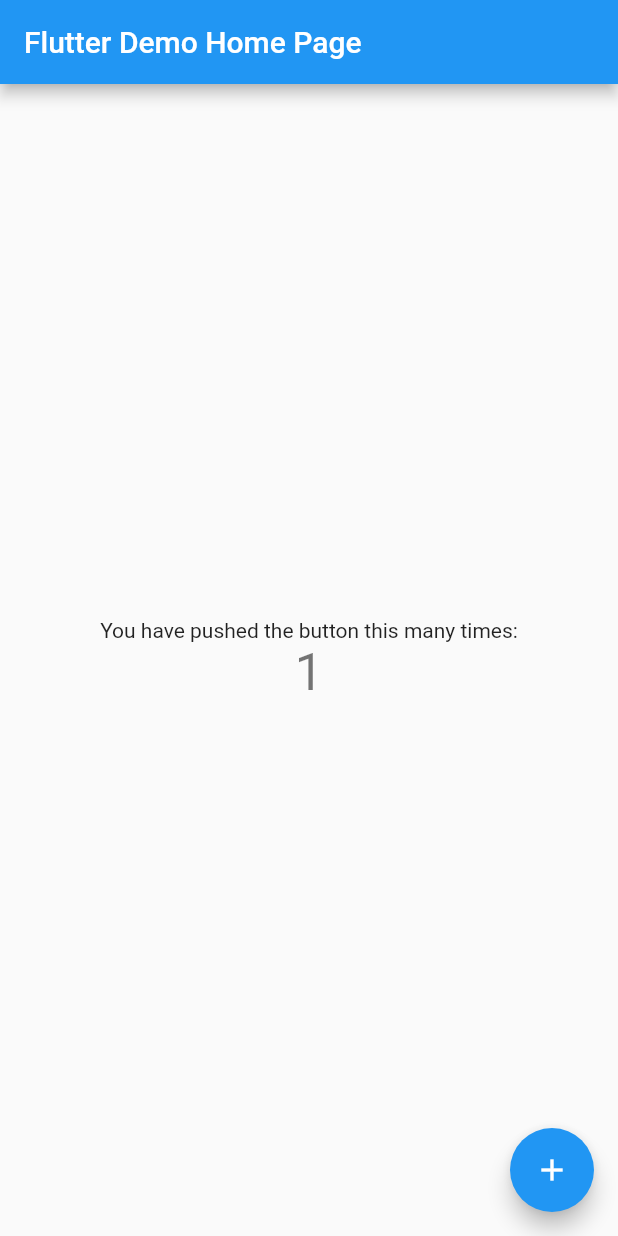
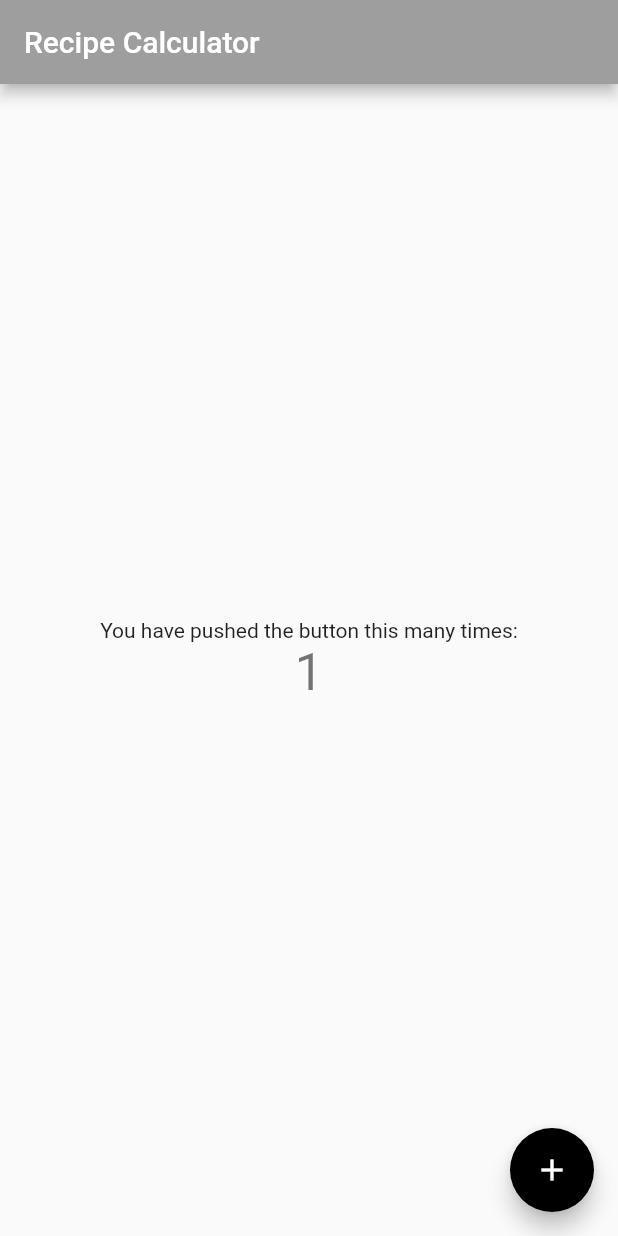
Before and after one commit to FrancaTM/flutter-raywenderlich-recipes, a Flutter app: the screen it shows after launch, after a tap on the "add" icon, on a phone screen of 412 x 824 dp. Run offline on Flutter 3.47's test engine with Material 2 defaults, Android fonts, the phone set to English and light mode, and no system bars.

Commit message:
styling the app

```diff
--- a/lib/main.dart
+++ b/lib/main.dart
@@ -1,30 +1,30 @@
 import 'package:flutter/material.dart';
 
 void main() {
-  runApp(const MyApp());
+  runApp(const RecipeApp());
 }
 
-class MyApp extends StatelessWidget {
-  const MyApp({Key? key}) : super(key: key);
+class RecipeApp extends StatelessWidget {
+  const RecipeApp({Key? key}) : super(key: key);
 
-  // This widget is the root of your application.
+  // 1
   @override
   Widget build(BuildContext context) {
+    // 2
+    final ThemeData theme = ThemeData();
+    // 3
     return MaterialApp(
-      title: 'Flutter Demo',
-      theme: ThemeData(
-        // This is the theme of your application.
-        //
-        // Try running your application with "flutter run". You'll see the
-        // application has a blue toolbar. Then, without quitting the app, try
-        // changing the primarySwatch below to Colors.green and then invoke
-        // "hot reload" (press "r" in the console where you ran "flutter run",
-        // or simply save your changes to "hot reload" in a Flutter IDE).
-        // Notice that the counter didn't reset back to zero; the application
-        // is not restarted.
-        primarySwatch: Colors.blue,
+      // 4
+      title: 'Recipe Calculator',
+      // 5
+      theme: theme.copyWith(
+        colorScheme: theme.colorScheme.copyWith(
+          primary: Colors.grey,
+          secondary: Colors.black,
+        ),
       ),
-      home: const MyHomePage(title: 'Flutter Demo Home Page'),
+      // 6
+      home: const MyHomePage(title: 'Recipe Calculator'),
     );
   }
 }
```
Also changed, not shown: 1 other file.
